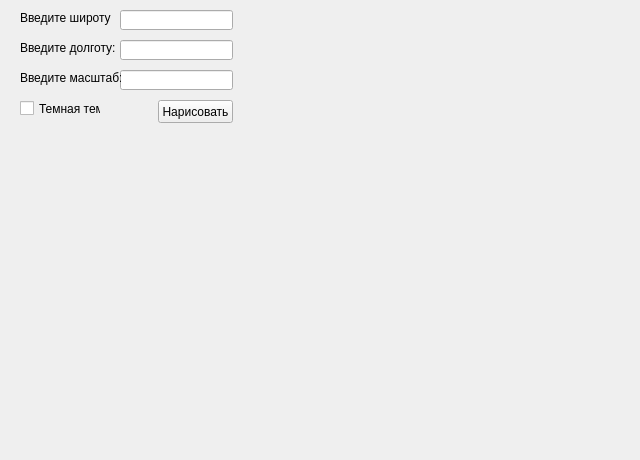
Qt form ui_file.ui (heNtY1/big_api_task) before a commit.
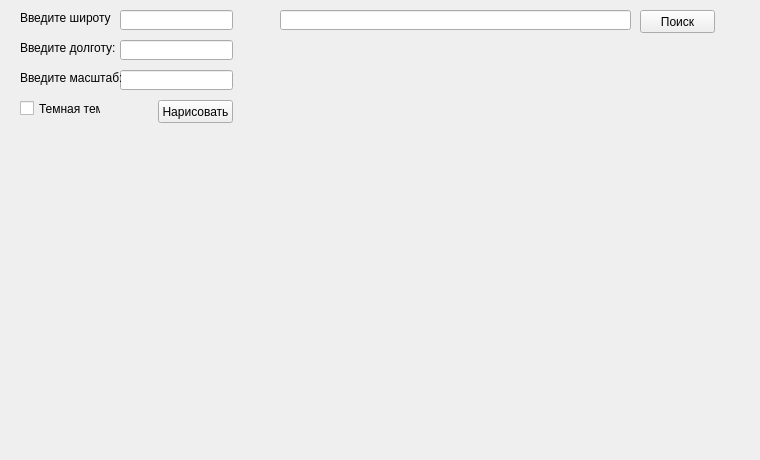
The same form after that commit.

```diff
--- a/ui_file.ui
+++ b/ui_file.ui
@@ -6,7 +6,7 @@
    <rect>
     <x>0</x>
     <y>0</y>
-    <width>640</width>
+    <width>760</width>
     <height>460</height>
    </rect>
   </property>
@@ -136,6 +136,35 @@
     <string>Темная тема</string>
    </property>
   </widget>
+  <widget class="QLineEdit" name="search_Edit">
+   <property name="geometry">
+    <rect>
+     <x>280</x>
+     <y>10</y>
+     <width>351</width>
+     <height>20</height>
+    </rect>
+   </property>
+   <property name="focusPolicy">
+    <enum>Qt::ClickFocus</enum>
+   </property>
+  </widget>
+  <widget class="QPushButton" name="search_button">
+   <property name="geometry">
+    <rect>
+     <x>640</x>
+     <y>10</y>
+     <width>75</width>
+     <height>23</height>
+    </rect>
+   </property>
+   <property name="focusPolicy">
+    <enum>Qt::ClickFocus</enum>
+   </property>
+   <property name="text">
+    <string>Поиск</string>
+   </property>
+  </widget>
  </widget>
  <resources/>
  <connections/>
```
Left out of the diff: 3 changed lines with no effect on the pictures.
